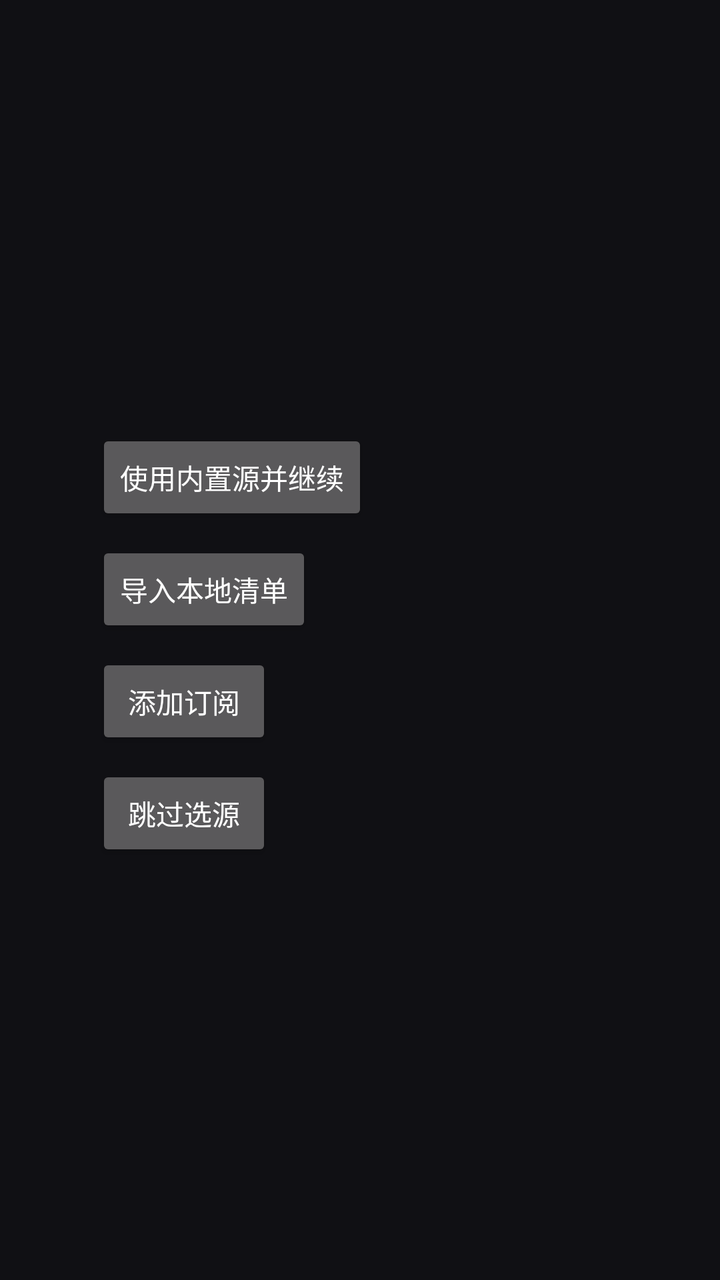
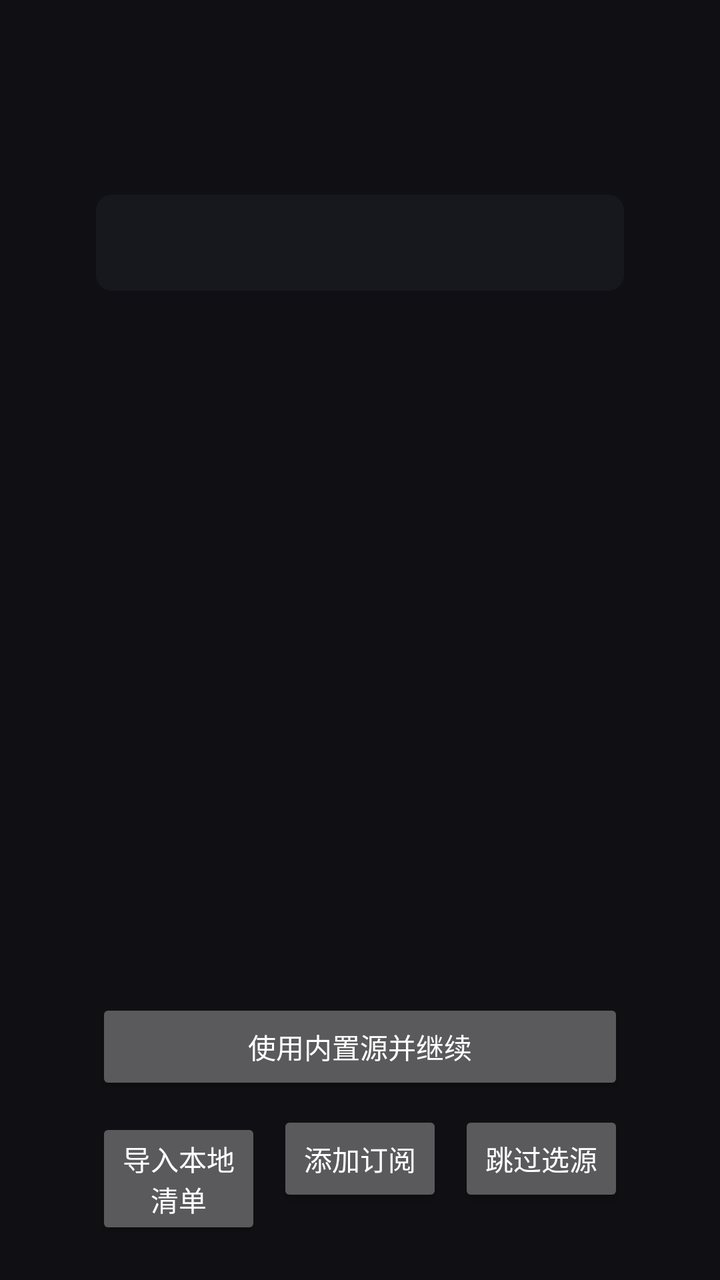

An Android layout rendered at two revisions. The XML below is the earlier revision; the diff shows what the commit changed to produce the second picture.
<!-- AndroidManifest.xml: another module's application theme Theme.Iptv -->
<!-- res/layout/activity_wizard.xml -->
<?xml version="1.0" encoding="utf-8"?>
<LinearLayout xmlns:android="http://schemas.android.com/apk/res/android"
    android:layout_width="match_parent"
    android:layout_height="match_parent"
    android:background="#FF101014"
    android:orientation="vertical"
    android:paddingHorizontal="48dp"
    android:paddingVertical="32dp">

    <TextView
        android:id="@+id/wizard_header"
        android:layout_width="match_parent"
        android:layout_height="wrap_content"
        android:textColor="#FFF2F2F6"
        android:textSize="28sp"
        android:textStyle="bold" />

    <TextView
        android:id="@+id/wizard_hint"
        android:layout_width="match_parent"
        android:layout_height="wrap_content"
        android:layout_marginTop="4dp"
        android:textColor="#FF8E8E9C"
        android:textSize="16sp" />

    
    <LinearLayout
        android:id="@+id/wizard_step_source"
        android:layout_width="match_parent"
        android:layout_height="wrap_content"
        android:layout_marginTop="20dp"
        android:orientation="vertical">

        <TextView
            android:id="@+id/wizard_source_summary"
            android:layout_width="match_parent"
            android:layout_height="wrap_content"
            android:textColor="#FFD7D7E0"
            android:textSize="18sp" />

        <TextView
            android:id="@+id/wizard_source_list"
            android:layout_width="match_parent"
            android:layout_height="wrap_content"
            android:layout_marginTop="8dp"
            android:lineSpacingExtra="2dp"
            android:textColor="#FFB9B9C6"
            android:textSize="16sp" />

        <TextView
            android:id="@+id/wizard_source_status"
            android:layout_width="match_parent"
            android:layout_height="wrap_content"
            android:layout_marginTop="8dp"
            android:textColor="#FFF0C674"
            android:textSize="16sp" />

        <Button
            android:id="@+id/wizard_source_continue"
            android:layout_width="wrap_content"
            android:layout_height="wrap_content"
            android:layout_marginTop="16dp"
            android:minHeight="48dp"
            android:text="@string/wizard_source_continue" />

        <Button
            android:id="@+id/wizard_source_import"
            android:layout_width="wrap_content"
            android:layout_height="wrap_content"
            android:layout_marginTop="8dp"
            android:minHeight="48dp"
            android:text="@string/wizard_source_import" />

        <Button
            android:id="@+id/wizard_source_subscribe"
            android:layout_width="wrap_content"
            android:layout_height="wrap_content"
            android:layout_marginTop="8dp"
            android:minHeight="48dp"
            android:text="@string/wizard_source_subscribe" />

        <Button
            android:id="@+id/wizard_source_skip"
            android:layout_width="wrap_content"
            android:layout_height="wrap_content"
            android:layout_marginTop="8dp"
            android:minHeight="48dp"
            android:text="@string/wizard_source_skip" />

    </LinearLayout>

    
    <LinearLayout
        android:id="@+id/wizard_step_update"
        android:layout_width="match_parent"
        android:layout_height="wrap_content"
        android:layout_marginTop="20dp"
        android:orientation="vertical"
        android:visibility="gone">

        <TextView
            android:id="@+id/wizard_update_status"
            android:layout_width="match_parent"
            android:layout_height="wrap_content"
            android:textColor="#FFD7D7E0"
            android:textSize="18sp" />

        <ProgressBar
            android:id="@+id/wizard_update_progress"
            style="?android:attr/progressBarStyleHorizontal"
            android:layout_width="match_parent"
            android:layout_height="wrap_content"
            android:layout_marginTop="12dp" />

        <Button
            android:id="@+id/wizard_update_start"
            android:layout_width="wrap_content"
            android:layout_height="wrap_content"
            android:layout_marginTop="16dp"
            android:minHeight="48dp"
            android:text="@string/wizard_update_start" />

        <Button
            android:id="@+id/wizard_update_cancel"
            android:layout_width="wrap_content"
            android:layout_height="wrap_content"
            android:layout_marginTop="8dp"
            android:minHeight="48dp"
            android:text="@string/wizard_update_cancel" />

        <Button
            android:id="@+id/wizard_update_skip"
            android:layout_width="wrap_content"
            android:layout_height="wrap_content"
            android:layout_marginTop="8dp"
            android:minHeight="48dp"
            android:text="@string/wizard_update_skip" />

    </LinearLayout>

    
    <LinearLayout
        android:id="@+id/wizard_step_watch"
        android:layout_width="match_parent"
        android:layout_height="wrap_content"
        android:layout_marginTop="20dp"
        android:orientation="vertical"
        android:visibility="gone">

        <TextView
            android:id="@+id/wizard_watch_status"
            android:layout_width="match_parent"
            android:layout_height="wrap_content"
            android:textColor="#FFD7D7E0"
            android:textSize="18sp" />

        <Button
            android:id="@+id/wizard_watch_open"
            android:layout_width="wrap_content"
            android:layout_height="wrap_content"
            android:layout_marginTop="16dp"
            android:minHeight="48dp"
            android:text="@string/wizard_watch_open" />

        <Button
            android:id="@+id/wizard_watch_import"
            android:layout_width="wrap_content"
            android:layout_height="wrap_content"
            android:layout_marginTop="8dp"
            android:minHeight="48dp"
            android:text="@string/wizard_watch_import" />

        <Button
            android:id="@+id/wizard_watch_skip"
            android:layout_width="wrap_content"
            android:layout_height="wrap_content"
            android:layout_marginTop="8dp"
            android:minHeight="48dp"
            android:text="@string/wizard_watch_skip" />

    </LinearLayout>

</LinearLayout>
<!-- resources referenced by this layout -->
<resources>
  <string name="wizard_source_continue">使用内置源并继续</string>
  <string name="wizard_source_import">导入本地清单</string>
  <string name="wizard_source_skip">跳过选源</string>
  <string name="wizard_source_subscribe">添加订阅</string>
  <string name="wizard_update_cancel">中断更新</string>
  <string name="wizard_update_skip">跳过更新</string>
  <string name="wizard_update_start">开始更新</string>
  <string name="wizard_watch_import">导入本地清单</string>
  <string name="wizard_watch_open">进入频道表（按 OK 播放）</string>
  <string name="wizard_watch_skip">跳过，直接进入频道表</string>
  <style name="Theme.Iptv" parent="android:Theme.Material.NoActionBar.Fullscreen" />
</resources>

<!-- the commit's change to res/layout/activity_wizard.xml (unified diff, before → after) -->
@@ -4,13 +4,14 @@
     android:layout_height="match_parent"
     android:background="#FF101014"
     android:orientation="vertical"
-    android:paddingHorizontal="48dp"
-    android:paddingVertical="32dp">
+    android:paddingHorizontal="@dimen/wizard_horizontal_padding"
+    android:paddingVertical="@dimen/wizard_vertical_padding">
 
     <TextView
         android:id="@+id/wizard_header"
         android:layout_width="match_parent"
         android:layout_height="wrap_content"
+        android:minHeight="@dimen/wizard_header_min_height"
         android:textColor="#FFF2F2F6"
         android:textSize="28sp"
         android:textStyle="bold" />
@@ -19,165 +20,298 @@
         android:id="@+id/wizard_hint"
         android:layout_width="match_parent"
         android:layout_height="wrap_content"
-        android:layout_marginTop="4dp"
+        android:minHeight="@dimen/wizard_hint_min_height"
         android:textColor="#FF8E8E9C"
         android:textSize="16sp" />
 
+    <FrameLayout
+        android:id="@+id/wizard_body"
+        android:layout_width="match_parent"
+        android:layout_height="0dp"
+        android:layout_marginTop="@dimen/wizard_section_gap"
+        android:layout_weight="1">
+
+        
+
+        
+        <ScrollView
+            android:id="@+id/wizard_step_source"
+            android:layout_width="match_parent"
+            android:layout_height="match_parent"
+            android:focusable="false"
+            android:scrollbars="none">
+
+            <LinearLayout
+                android:layout_width="match_parent"
+                android:layout_height="wrap_content"
+                android:orientation="vertical">
+
+                
+                <TextView
+                    android:id="@+id/wizard_source_summary"
+                    android:layout_width="match_parent"
+                    android:layout_height="wrap_content"
+                    android:background="@drawable/bg_wizard_row"
+                    android:clickable="true"
+                    android:focusable="true"
+                    android:gravity="center_vertical"
+                    android:minHeight="@dimen/wizard_row_min_height"
+                    android:nextFocusDown="@id/wizard_source_continue"
+                    android:paddingHorizontal="12dp"
+                    android:paddingVertical="8dp"
+                    android:textColor="#FFD7D7E0"
+                    android:textSize="18sp" />
+
+                <TextView
+                    android:id="@+id/wizard_source_status"
+                    android:layout_width="match_parent"
+                    android:layout_height="wrap_content"
+                    android:layout_marginTop="8dp"
+                    android:textColor="#FFF0C674"
+                    android:textSize="16sp" />
+
+            </LinearLayout>
+        </ScrollView>
+
+        
+        <ScrollView
+            android:id="@+id/wizard_step_update"
+            android:layout_width="match_parent"
+            android:layout_height="match_parent"
+            android:focusable="false"
+            android:scrollbars="none"
+            android:visibility="gone">
+
+            <LinearLayout
+                android:layout_width="match_parent"
+                android:layout_height="wrap_content"
+                android:orientation="vertical">
+
+                <TextView
+                    android:id="@+id/wizard_update_status"
+                    android:layout_width="match_parent"
+                    android:layout_height="wrap_content"
+                    android:textColor="#FFD7D7E0"
+                    android:textSize="18sp" />
+
+                <ProgressBar
+                    android:id="@+id/wizard_update_progress"
+                    style="?android:attr/progressBarStyleHorizontal"
+                    android:layout_width="match_parent"
+                    android:layout_height="wrap_content"
+                    android:layout_marginTop="12dp" />
+
+            </LinearLayout>
+        </ScrollView>
+
+        
+        <ScrollView
+            android:id="@+id/wizard_step_watch"
+            android:layout_width="match_parent"
+            android:layout_height="match_parent"
+            android:focusable="false"
+            android:scrollbars="none"
+            android:visibility="gone">
+
+            <TextView
+                android:id="@+id/wizard_watch_status"
+                android:layout_width="match_parent"
+                android:layout_height="wrap_content"
+                android:textColor="#FFD7D7E0"
+                android:textSize="18sp" />
+
+        </ScrollView>
+
+        
+        <ScrollView
+            android:id="@+id/wizard_step_sources"
+            android:layout_width="match_parent"
+            android:layout_height="match_parent"
+            android:focusable="false"
+            android:scrollbars="none"
+            android:visibility="gone">
+
+            <LinearLayout
+                android:layout_width="match_parent"
+                android:layout_height="wrap_content"
+                android:orientation="vertical">
+
+                <TextView
+                    android:id="@+id/wizard_sources_note"
+                    android:layout_width="match_parent"
+                    android:layout_height="wrap_content"
+                    android:textColor="#FFB9B9C6"
+                    android:textSize="16sp" />
+
+                
+                <LinearLayout
+                    android:id="@+id/wizard_sources_list"
+                    android:layout_width="match_parent"
+                    android:layout_height="wrap_content"
+                    android:layout_marginTop="@dimen/wizard_button_gap"
+                    android:orientation="vertical" />
+
+            </LinearLayout>
+        </ScrollView>
+
+    </FrameLayout>
+
     
     <LinearLayout
-        android:id="@+id/wizard_step_source"
+        android:id="@+id/wizard_footer"
         android:layout_width="match_parent"
         android:layout_height="wrap_content"
-        android:layout_marginTop="20dp"
+        android:layout_marginTop="@dimen/wizard_button_gap"
         android:orientation="vertical">
 
-        <TextView
-            android:id="@+id/wizard_source_summary"
+        <LinearLayout
+            android:id="@+id/wizard_footer_source"
             android:layout_width="match_parent"
             android:layout_height="wrap_content"
-            android:textColor="#FFD7D7E0"
-            android:textSize="18sp" />
-
-        <TextView
-            android:id="@+id/wizard_source_list"
+            android:orientation="vertical">
+
+            <Button
+                android:id="@+id/wizard_source_continue"
+                android:layout_width="match_parent"
+                android:layout_height="wrap_content"
+                android:minHeight="@dimen/wizard_button_min_height"
+                android:nextFocusUp="@id/wizard_source_summary"
+                android:text="@string/wizard_source_continue" />
+
+            <LinearLayout
+                android:layout_width="match_parent"
+                android:layout_height="wrap_content"
+                android:layout_marginTop="@dimen/wizard_button_gap"
+                android:orientation="horizontal">
+
+                <Button
+                    android:id="@+id/wizard_source_import"
+                    android:layout_width="0dp"
+                    android:layout_height="wrap_content"
+                    android:layout_weight="1"
+                    android:minHeight="@dimen/wizard_button_min_height"
+                    android:text="@string/wizard_source_import" />
+
+                <Button
+                    android:id="@+id/wizard_source_subscribe"
+                    android:layout_width="0dp"
+                    android:layout_height="wrap_content"
+                    android:layout_marginStart="@dimen/wizard_button_gap"
+                    android:layout_weight="1"
+                    android:minHeight="@dimen/wizard_button_min_height"
+                    android:text="@string/wizard_source_subscribe" />
+
+                <Button
+                    android:id="@+id/wizard_source_skip"
+                    android:layout_width="0dp"
+                    android:layout_height="wrap_content"
+                    android:layout_marginStart="@dimen/wizard_button_gap"
+                    android:layout_weight="1"
+                    android:minHeight="@dimen/wizard_button_min_height"
+                    android:text="@string/wizard_source_skip" />
+
+            </LinearLayout>
+
+        </LinearLayout>
+
+        <LinearLayout
+            android:id="@+id/wizard_footer_update"
             android:layout_width="match_parent"
             android:layout_height="wrap_content"
-            android:layout_marginTop="8dp"
-            android:lineSpacingExtra="2dp"
-            android:textColor="#FFB9B9C6"
-            android:textSize="16sp" />
-
-        <TextView
-            android:id="@+id/wizard_source_status"
+            android:orientation="vertical"
+            android:visibility="gone">
+
+            <Button
+                android:id="@+id/wizard_update_start"
+                android:layout_width="match_parent"
+                android:layout_height="wrap_content"
+                android:minHeight="@dimen/wizard_button_min_height"
+                android:text="@string/wizard_update_start" />
+
+            <LinearLayout
+                android:layout_width="match_parent"
+                android:layout_height="wrap_content"
+                android:layout_marginTop="@dimen/wizard_button_gap"
+                android:orientation="horizontal">
+
+                <Button
+                    android:id="@+id/wizard_update_cancel"
+                    android:layout_width="0dp"
+                    android:layout_height="wrap_content"
+                    android:layout_weight="1"
+                    android:minHeight="@dimen/wizard_button_min_height"
+                    android:text="@string/wizard_update_cancel" />
+
+                <Button
+                    android:id="@+id/wizard_update_skip"
+                    android:layout_width="0dp"
+                    android:layout_height="wrap_content"
+                    android:layout_marginStart="@dimen/wizard_button_gap"
+                    android:layout_weight="1"
+                    android:minHeight="@dimen/wizard_button_min_height"
+                    android:text="@string/wizard_update_skip" />
+
+            </LinearLayout>
+
+        </LinearLayout>
+
+        <LinearLayout
+            android:id="@+id/wizard_footer_watch"
             android:layout_width="match_parent"
             android:layout_height="wrap_content"
-            android:layout_marginTop="8dp"
-            android:textColor="#FFF0C674"
-            android:textSize="16sp" />
-
-        <Button
-            android:id="@+id/wizard_source_continue"
-            android:layout_width="wrap_content"
+            android:orientation="vertical"
+            android:visibility="gone">
+
+            <Button
+                android:id="@+id/wizard_watch_open"
+                android:layout_width="match_parent"
+                android:layout_height="wrap_content"
+                android:minHeight="@dimen/wizard_button_min_height"
+                android:text="@string/wizard_watch_open" />
+
+            <LinearLayout
+                android:layout_width="match_parent"
+                android:layout_height="wrap_content"
+                android:layout_marginTop="@dimen/wizard_button_gap"
+                android:orientation="horizontal">
+
+                <Button
+                    android:id="@+id/wizard_watch_import"
+                    android:layout_width="0dp"
+                    android:layout_height="wrap_content"
+                    android:layout_weight="1"
+                    android:minHeight="@dimen/wizard_button_min_height"
+                    android:text="@string/wizard_watch_import" />
+
+                <Button
+                    android:id="@+id/wizard_watch_skip"
+                    android:layout_width="0dp"
+                    android:layout_height="wrap_content"
+                    android:layout_marginStart="@dimen/wizard_button_gap"
+                    android:layout_weight="1"
+                    android:minHeight="@dimen/wizard_button_min_height"
+                    android:text="@string/wizard_watch_skip" />
+
+            </LinearLayout>
+
+        </LinearLayout>
+
+        <LinearLayout
+            android:id="@+id/wizard_footer_sources"
+            android:layout_width="match_parent"
             android:layout_height="wrap_content"
-            android:layout_marginTop="16dp"
-            android:minHeight="48dp"
-            android:text="@string/wizard_source_continue" />
-
-        <Button
-            android:id="@+id/wizard_source_import"
-            android:layout_width="wrap_content"
-            android:layout_height="wrap_content"
-            android:layout_marginTop="8dp"
-            android:minHeight="48dp"
-            android:text="@string/wizard_source_import" />
-
-        <Button
-            android:id="@+id/wizard_source_subscribe"
-            android:layout_width="wrap_content"
-            android:layout_height="wrap_content"
-            android:layout_marginTop="8dp"
-            android:minHeight="48dp"
-            android:text="@string/wizard_source_subscribe" />
-
-        <Button
-            android:id="@+id/wizard_source_skip"
-            android:layout_width="wrap_content"
-            android:layout_height="wrap_content"
-            android:layout_marginTop="8dp"
-            android:minHeight="48dp"
-            android:text="@string/wizard_source_skip" />
+            android:orientation="vertical"
+            android:visibility="gone">
+
+            <Button
+                android:id="@+id/wizard_sources_back"
+                android:layout_width="match_parent"
+                android:layout_height="wrap_content"
+                android:minHeight="@dimen/wizard_button_min_height"
+                android:text="@string/wizard_sources_back" />
+
+        </LinearLayout>
 
     </LinearLayout>
 
-    
-    <LinearLayout
-        android:id="@+id/wizard_step_update"
-        android:layout_width="match_parent"
-        android:layout_height="wrap_content"
-        android:layout_marginTop="20dp"
-        android:orientation="vertical"
-        android:visibility="gone">
-
-        <TextView
-            android:id="@+id/wizard_update_status"
-            android:layout_width="match_parent"
-            android:layout_height="wrap_content"
-            android:textColor="#FFD7D7E0"
-            android:textSize="18sp" />
-
-        <ProgressBar
-            android:id="@+id/wizard_update_progress"
-            style="?android:attr/progressBarStyleHorizontal"
-            android:layout_width="match_parent"
-            android:layout_height="wrap_content"
-            android:layout_marginTop="12dp" />
-
-        <Button
-            android:id="@+id/wizard_update_start"
-            android:layout_width="wrap_content"
-            android:layout_height="wrap_content"
-            android:layout_marginTop="16dp"
-            android:minHeight="48dp"
-            android:text="@string/wizard_update_start" />
-
-        <Button
-            android:id="@+id/wizard_update_cancel"
-            android:layout_width="wrap_content"
-            android:layout_height="wrap_content"
-            android:layout_marginTop="8dp"
-            android:minHeight="48dp"
-            android:text="@string/wizard_update_cancel" />
-
-        <Button
-            android:id="@+id/wizard_update_skip"
-            android:layout_width="wrap_content"
-            android:layout_height="wrap_content"
-            android:layout_marginTop="8dp"
-            android:minHeight="48dp"
-            android:text="@string/wizard_update_skip" />
-
-    </LinearLayout>
-
-    
-    <LinearLayout
-        android:id="@+id/wizard_step_watch"
-        android:layout_width="match_parent"
-        android:layout_height="wrap_content"
-        android:layout_marginTop="20dp"
-        android:orientation="vertical"
-        android:visibility="gone">
-
-        <TextView
-            android:id="@+id/wizard_watch_status"
-            android:layout_width="match_parent"
-            android:layout_height="wrap_content"
-            android:textColor="#FFD7D7E0"
-            android:textSize="18sp" />
-
-        <Button
-            android:id="@+id/wizard_watch_open"
-            android:layout_width="wrap_content"
-            android:layout_height="wrap_content"
-            android:layout_marginTop="16dp"
-            android:minHeight="48dp"
-            android:text="@string/wizard_watch_open" />
-
-        <Button
-            android:id="@+id/wizard_watch_import"
-            android:layout_width="wrap_content"
-            android:layout_height="wrap_content"
-            android:layout_marginTop="8dp"
-            android:minHeight="48dp"
-            android:text="@string/wizard_watch_import" />
-
-        <Button
-            android:id="@+id/wizard_watch_skip"
-            android:layout_width="wrap_content"
-            android:layout_height="wrap_content"
-            android:layout_marginTop="8dp"
-            android:minHeight="48dp"
-            android:text="@string/wizard_watch_skip" />
-
-    </LinearLayout>
-
 </LinearLayout>
<!-- resource entries referenced after the edit -->
@@ -1,9 +1,40 @@
 <!-- resources referenced by this layout -->
 <resources>
+  <dimen name="wizard_button_gap">8dp</dimen>
+  <dimen name="wizard_button_min_height">48dp</dimen>
+  <dimen name="wizard_header_min_height">36dp</dimen>
+  <dimen name="wizard_hint_min_height">24dp</dimen>
+  <dimen name="wizard_horizontal_padding">48dp</dimen>
+  <dimen name="wizard_row_min_height">48dp</dimen>
+  <dimen name="wizard_section_gap">12dp</dimen>
+  <dimen name="wizard_vertical_padding">24dp</dimen>
+  <!-- drawable bg_wizard_row (drawable) -->
+  <?xml version="1.0" encoding="utf-8"?>
+  <selector xmlns:android="http://schemas.android.com/apk/res/android">
+  
+      <item android:state_focused="true">
+          <shape android:shape="rectangle">
+              <solid android:color="@color/focus_fill" />
+              <stroke
+                  android:width="@dimen/focus_stroke_width"
+                  android:color="@color/focus_stroke" />
+              <corners android:radius="8dp" />
+          </shape>
+      </item>
+  
+      <item>
+          <shape android:shape="rectangle">
+              <solid android:color="#FF17171E" />
+              <corners android:radius="8dp" />
+          </shape>
+      </item>
+  
+  </selector>
   <string name="wizard_source_continue">使用内置源并继续</string>
   <string name="wizard_source_import">导入本地清单</string>
   <string name="wizard_source_skip">跳过选源</string>
   <string name="wizard_source_subscribe">添加订阅</string>
+  <string name="wizard_sources_back">返回「选择源」</string>
   <string name="wizard_update_cancel">中断更新</string>
   <string name="wizard_update_skip">跳过更新</string>
   <string name="wizard_update_start">开始更新</string>
@@ -11,5 +42,8 @@
   <string name="wizard_watch_open">进入频道表（按 OK 播放）</string>
   <string name="wizard_watch_skip">跳过，直接进入频道表</string>
   <style name="Theme.Iptv" parent="android:Theme.Material.NoActionBar.Fullscreen" />
+  <color name="focus_fill">#FF2B2B3C</color>
+  <dimen name="focus_stroke_width">2dp</dimen>
+  <color name="focus_stroke">#FF7AC7FF</color>
 </resources>
 
